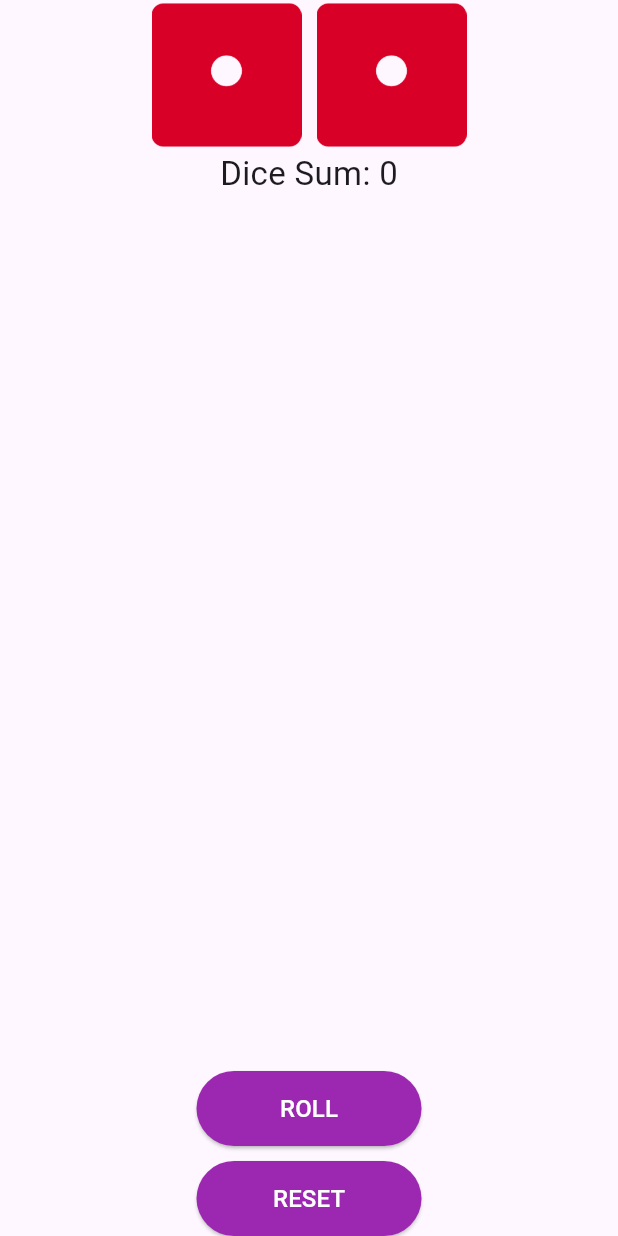
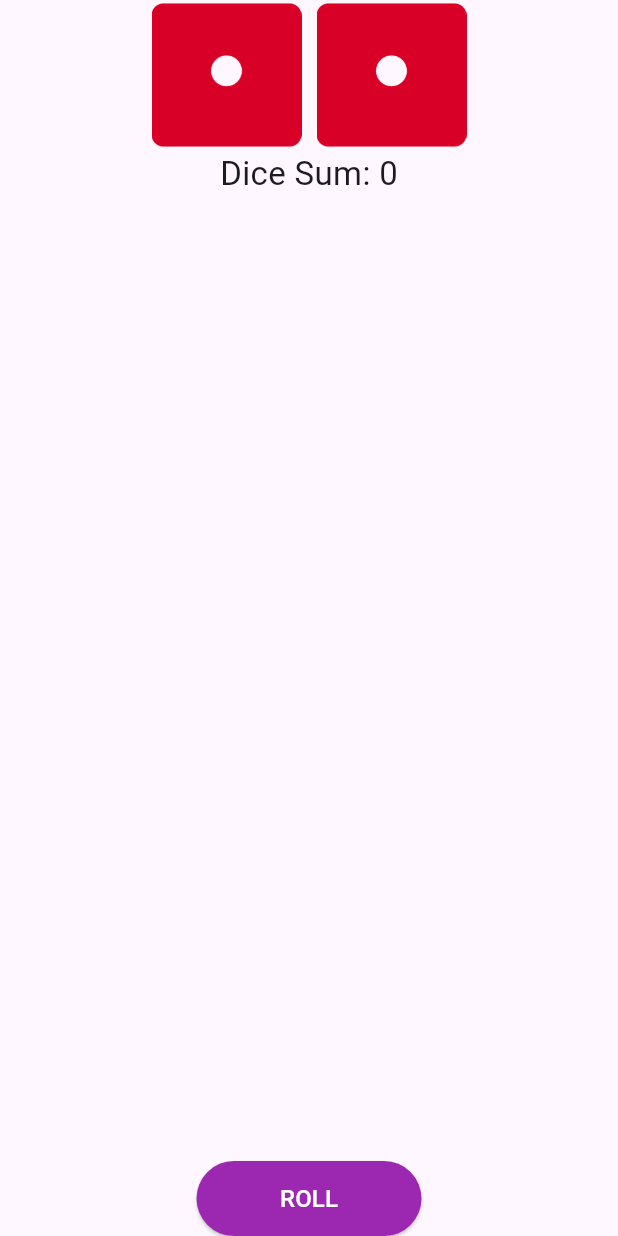
Before and after one commit to Istiakahmed180/mega-roll-game-flutter, a Flutter app: the GameScreen screen opened directly, on a phone screen of 412 x 824 dp. Run offline on Flutter 3.47's test engine with Material 3 defaults, Android fonts, the phone set to English and light mode, and no system bars; our stand-ins replace google_fonts.

Commit message:
chnage button for condidion change the result

```diff
--- a/lib/pages/game_screen.dart
+++ b/lib/pages/game_screen.dart
@@ -85,10 +85,8 @@ class _GameScreenState extends State<GameScreen> {
                 ),
                 if (result.isEmpty)
                   DiceButton(level: "Roll", onPressed: diceRoll),
-                const SizedBox(
-                  height: 10,
-                ),
-                DiceButton(level: "Reset", onPressed: diceReset)
+                if (result.isNotEmpty)
+                  DiceButton(level: "Reset", onPressed: diceReset)
               ],
             )
           ],
```
